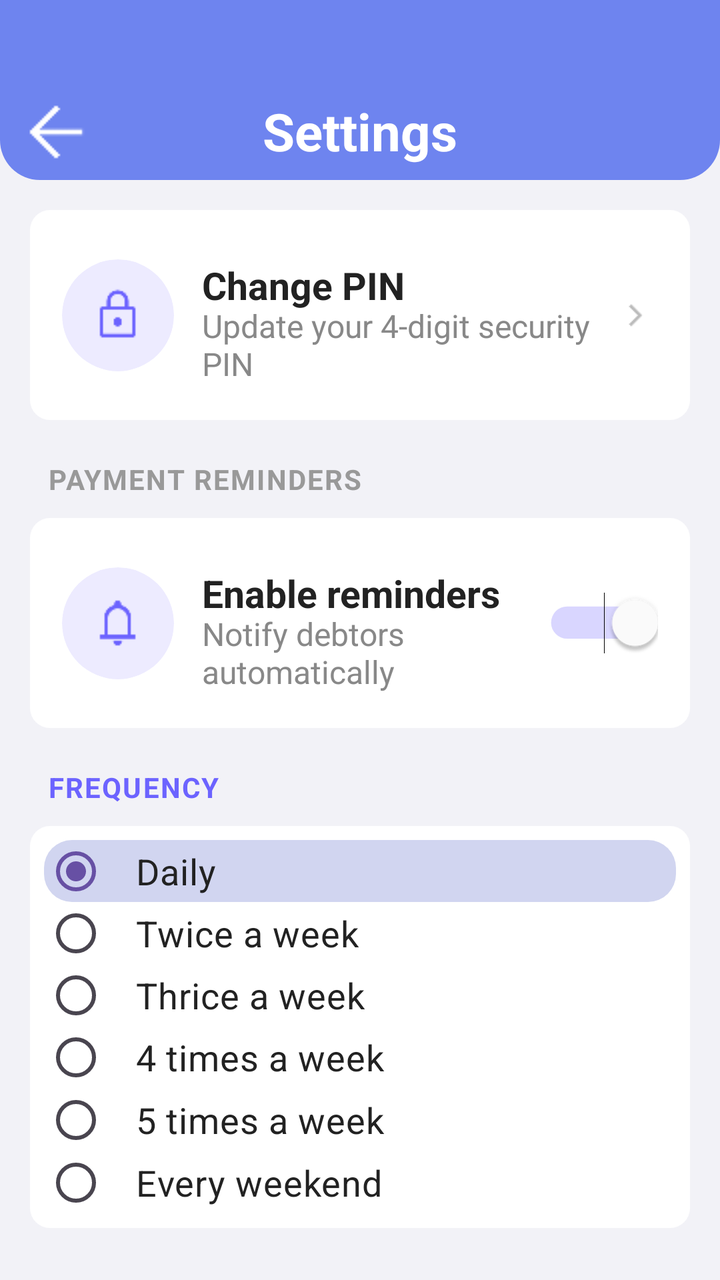
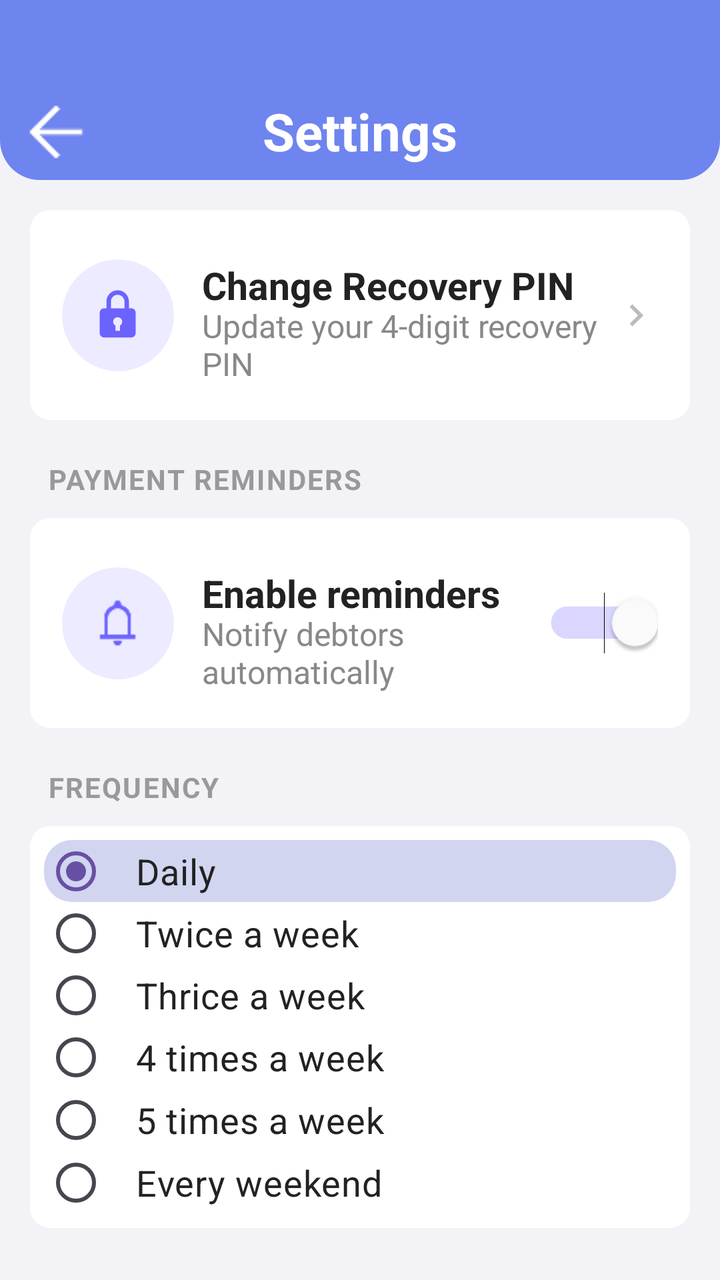

Screens rendered from an Android XML layout before and after an edit, with the pre-edit source and the edit as a unified diff.
<!-- AndroidManifest.xml: application theme Theme.Estor -->
<!-- res/layout/settings_main.xml -->
<?xml version="1.0" encoding="utf-8"?>
<androidx.constraintlayout.widget.ConstraintLayout
    xmlns:android="http://schemas.android.com/apk/res/android"
    xmlns:app="http://schemas.android.com/apk/res-auto"
    android:layout_width="match_parent"
    android:layout_height="match_parent"
    android:background="#F2F2F7">


    
    
    

    <androidx.constraintlayout.widget.ConstraintLayout
        android:id="@+id/header"
        android:layout_width="0dp"
        android:layout_height="90dp"
        android:background="@drawable/bg_header"
        app:layout_constraintTop_toTopOf="parent"
        app:layout_constraintStart_toStartOf="parent"
        app:layout_constraintEnd_toEndOf="parent">



    


        

        <ImageButton
            android:id="@+id/btnBack"
            android:layout_width="48dp"
            android:layout_height="48dp"
            android:layout_marginStart="4dp"
            android:background="@android:color/transparent"
            android:contentDescription="Back"
            android:padding="9dp"
            android:src="@drawable/ic_arrow_back"
            app:layout_constraintBottom_toBottomOf="parent"
            app:layout_constraintStart_toStartOf="parent"
            app:layout_constraintTop_toTopOf="parent"
            app:layout_constraintVertical_bias="1.0" />

        <TextView
            android:id="@+id/txtTitle"
            android:layout_width="wrap_content"
            android:layout_height="wrap_content"
            android:text="Settings"
            android:textColor="#FFFFFF"
            android:textSize="26sp"
            android:textStyle="bold"
            android:gravity="center"
            app:layout_constraintStart_toStartOf="parent"
            app:layout_constraintEnd_toEndOf="parent"
            app:layout_constraintTop_toTopOf="parent"
            app:layout_constraintBottom_toBottomOf="parent"
            app:layout_constraintVertical_bias="0.872" />

    </androidx.constraintlayout.widget.ConstraintLayout>



    
    
    

    <androidx.core.widget.NestedScrollView
        android:id="@+id/scrollContent"
        android:layout_width="0dp"
        android:layout_height="0dp"
        android:fillViewport="true"
        android:clipToPadding="false"
        android:overScrollMode="ifContentScrolls"
        app:layout_constraintTop_toBottomOf="@id/header"
        app:layout_constraintBottom_toBottomOf="parent"
        app:layout_constraintStart_toStartOf="parent"
        app:layout_constraintEnd_toEndOf="parent">


        

        <LinearLayout
            android:layout_width="match_parent"
            android:layout_height="match_parent"
            android:orientation="vertical"
            android:paddingBottom="16dp">


            
            
            

            <androidx.constraintlayout.widget.ConstraintLayout
                android:id="@+id/cardChangePin"
                android:layout_width="match_parent"
                android:layout_height="wrap_content"
                android:minHeight="105dp"
                android:layout_marginStart="15dp"
                android:layout_marginEnd="15dp"
                android:layout_marginTop="15dp"
                android:background="@drawable/bg_input_field"
                android:backgroundTint="#FFFFFF"
                android:clickable="true"
                android:focusable="true"
                android:padding="16dp">


                

                <androidx.cardview.widget.CardView
                    android:id="@+id/iconLockBg"
                    android:layout_width="56dp"
                    android:layout_height="56dp"
                    app:cardBackgroundColor="#EDEBFF"
                    app:cardCornerRadius="28dp"
                    app:cardElevation="0dp"
                    app:layout_constraintStart_toStartOf="parent"
                    app:layout_constraintTop_toTopOf="parent"
                    app:layout_constraintBottom_toBottomOf="parent">

                    <ImageView
                        android:layout_width="27dp"
                        android:layout_height="27dp"
                        android:layout_gravity="center"
                        android:src="@drawable/ic_lock"
                        app:tint="#6C63FF" />

                </androidx.cardview.widget.CardView>


                

                <TextView
                    android:id="@+id/txtChangePinTitle"
                    android:layout_width="0dp"
                    android:layout_height="wrap_content"
                    android:layout_marginStart="14dp"
                    android:layout_marginEnd="8dp"
                    android:text="Change PIN"
                    android:textColor="#222222"
                    android:textSize="19sp"
                    android:textStyle="bold"
                    android:maxLines="1"
                    android:ellipsize="end"
                    app:layout_constraintStart_toEndOf="@id/iconLockBg"
                    app:layout_constraintEnd_toStartOf="@id/imgChevron"
                    app:layout_constraintTop_toTopOf="@id/iconLockBg" />


                

                <TextView
                    android:id="@+id/txtChangePinSubtitle"
                    android:layout_width="0dp"
                    android:layout_height="wrap_content"
                    android:layout_marginStart="14dp"
                    android:layout_marginEnd="8dp"
                    android:layout_marginTop="4dp"
                    android:text="Update your 4-digit security PIN"
                    android:textColor="#888888"
                    android:textSize="16sp"
                    android:maxLines="2"
                    android:ellipsize="end"
                    app:layout_constraintStart_toEndOf="@id/iconLockBg"
                    app:layout_constraintEnd_toStartOf="@id/imgChevron"
                    app:layout_constraintTop_toBottomOf="@id/txtChangePinTitle"
                    app:layout_constraintBottom_toBottomOf="@id/iconLockBg" />


                

                <ImageView
                    android:id="@+id/imgChevron"
                    android:layout_width="22dp"
                    android:layout_height="22dp"
                    android:src="@drawable/ic_chevron_right"
                    app:tint="#BBBBBB"
                    app:layout_constraintEnd_toEndOf="parent"
                    app:layout_constraintTop_toTopOf="@id/iconLockBg"
                    app:layout_constraintBottom_toBottomOf="@id/iconLockBg" />

            </androidx.constraintlayout.widget.ConstraintLayout>



            
            
            

            <TextView
                android:id="@+id/lblPaymentReminders"
                android:layout_width="wrap_content"
                android:layout_height="wrap_content"
                android:layout_marginStart="24dp"
                android:layout_marginTop="20dp"
                android:text="PAYMENT REMINDERS"
                android:textColor="#999999"
                android:textSize="14sp"
                android:textStyle="bold"
                android:letterSpacing="0.05" />



            
            
            

            <androidx.constraintlayout.widget.ConstraintLayout
                android:id="@+id/cardReminders"
                android:layout_width="match_parent"
                android:layout_height="wrap_content"
                android:minHeight="105dp"
                android:layout_marginStart="15dp"
                android:layout_marginEnd="15dp"
                android:layout_marginTop="10dp"
                android:background="@drawable/bg_input_field"
                android:backgroundTint="#FFFFFF"
                android:padding="16dp">


                

                <androidx.cardview.widget.CardView
                    android:id="@+id/iconBellBg"
                    android:layout_width="56dp"
                    android:layout_height="56dp"
                    app:cardBackgroundColor="#EDEBFF"
                    app:cardCornerRadius="28dp"
                    app:cardElevation="0dp"
                    app:layout_constraintStart_toStartOf="parent"
                    app:layout_constraintTop_toTopOf="parent"
                    app:layout_constraintBottom_toBottomOf="parent">

                    <ImageView
                        android:layout_width="27dp"
                        android:layout_height="27dp"
                        android:layout_gravity="center"
                        android:src="@drawable/ic_bell"
                        app:tint="#6C63FF" />

                </androidx.cardview.widget.CardView>


                

                <TextView
                    android:id="@+id/txtEnableRemindersTitle"
                    android:layout_width="0dp"
                    android:layout_height="wrap_content"
                    android:layout_marginStart="14dp"
                    android:layout_marginEnd="8dp"
                    android:text="Enable reminders"
                    android:textColor="#222222"
                    android:textSize="19sp"
                    android:textStyle="bold"
                    android:maxLines="1"
                    android:ellipsize="end"
                    app:layout_constraintStart_toEndOf="@id/iconBellBg"
                    app:layout_constraintEnd_toStartOf="@id/switchReminders"
                    app:layout_constraintTop_toTopOf="@id/iconBellBg" />


                

                <TextView
                    android:id="@+id/txtEnableRemindersSubtitle"
                    android:layout_width="0dp"
                    android:layout_height="wrap_content"
                    android:layout_marginStart="14dp"
                    android:layout_marginEnd="8dp"
                    android:layout_marginTop="4dp"
                    android:text="Notify debtors automatically"
                    android:textColor="#888888"
                    android:textSize="16sp"
                    android:maxLines="2"
                    android:ellipsize="end"
                    app:layout_constraintStart_toEndOf="@id/iconBellBg"
                    app:layout_constraintEnd_toStartOf="@id/switchReminders"
                    app:layout_constraintTop_toBottomOf="@id/txtEnableRemindersTitle"
                    app:layout_constraintBottom_toBottomOf="@id/iconBellBg" />


                

                <Switch
                    android:id="@+id/switchReminders"
                    android:layout_width="wrap_content"
                    android:layout_height="wrap_content"
                    android:checked="true"
                    android:scaleX="1.15"
                    android:scaleY="1.15"
                    android:thumbTint="#FFFFFF"
                    android:trackTint="#6C63FF"
                    app:layout_constraintEnd_toEndOf="parent"
                    app:layout_constraintTop_toTopOf="@id/iconBellBg"
                    app:layout_constraintBottom_toBottomOf="@id/iconBellBg" />

            </androidx.constraintlayout.widget.ConstraintLayout>



            
            
            

            <TextView
                android:id="@+id/lblFrequency"
                android:layout_width="wrap_content"
                android:layout_height="wrap_content"
                android:layout_marginStart="24dp"
                android:layout_marginTop="20dp"
                android:text="FREQUENCY"
                android:textColor="#6C63FF"
                android:textSize="14sp"
                android:textStyle="bold"
                android:letterSpacing="0.05" />



            
            
            

            

            <androidx.constraintlayout.widget.ConstraintLayout
                android:layout_width="match_parent"
                android:layout_height="0dp"
                android:layout_weight="1"
                android:layout_marginStart="15dp"
                android:layout_marginEnd="15dp"
                android:layout_marginTop="10dp"
                android:layout_marginBottom="10dp"
                android:background="@drawable/bg_input_field"
                android:backgroundTint="#FFFFFF"
                android:padding="7dp">


                
                
                

                <RadioGroup
                    android:id="@+id/radioGroupFrequency"
                    android:layout_width="0dp"
                    android:layout_height="0dp"
                    android:orientation="vertical"
                    app:layout_constraintStart_toStartOf="parent"
                    app:layout_constraintEnd_toEndOf="parent"
                    app:layout_constraintTop_toTopOf="parent"
                    app:layout_constraintBottom_toBottomOf="parent">


                    

                    

                    <RadioButton
                        android:id="@+id/radioDaily"
                        android:layout_width="match_parent"
                        android:layout_height="0dp"
                        android:layout_weight="1"
                        android:background="@drawable/bg_frequency_item"
                        android:backgroundTint="@null"
                        android:buttonTint="@drawable/radio_button_color"
                        android:checked="true"
                        android:gravity="center_vertical"
                        android:paddingStart="14dp"
                        android:paddingEnd="14dp"
                        android:text="Daily"
                        android:textColor="#222222"
                        android:textSize="18sp" />

                    <RadioButton
                        android:id="@+id/radioTwiceWeek"
                        android:layout_width="match_parent"
                        android:layout_height="0dp"
                        android:layout_weight="1"
                        android:background="@drawable/bg_frequency_item"
                        android:buttonTint="#6E84EF"
                        android:gravity="center_vertical"
                        android:paddingStart="14dp"
                        android:paddingEnd="14dp"
                        android:text="Twice a week"
                        android:textColor="#222222"
                        android:textSize="18sp" />


                    

                    <RadioButton
                        android:id="@+id/radioThriceWeek"
                        android:layout_width="match_parent"
                        android:layout_height="0dp"
                        android:layout_weight="1"
                        android:background="@drawable/bg_frequency_item"
                        android:buttonTint="#6E84EF"
                        android:gravity="center_vertical"
                        android:paddingStart="14dp"
                        android:paddingEnd="14dp"
                        android:text="Thrice a week"
                        android:textColor="#222222"
                        android:textSize="18sp" />


                    

                    <RadioButton
                        android:id="@+id/radioFourTimesWeek"
                        android:layout_width="match_parent"
                        android:layout_height="0dp"
                        android:layout_weight="1"
                        android:background="@drawable/bg_frequency_item"
                        android:buttonTint="#6E84EF"
                        android:gravity="center_vertical"
                        android:paddingStart="14dp"
                        android:paddingEnd="14dp"
                        android:text="4 times a week"
                        android:textColor="#222222"
                        android:textSize="18sp" />


                    

                    <RadioButton
                        android:id="@+id/radioFiveTimesWeek"
                        android:layout_width="match_parent"
                        android:layout_height="0dp"
                        android:layout_weight="1"
                        android:background="@drawable/bg_frequency_item"
                        android:buttonTint="#6E84EF"
                        android:gravity="center_vertical"
                        android:paddingStart="14dp"
                        android:paddingEnd="14dp"
                        android:text="5 times a week"
                        android:textColor="#222222"
                        android:textSize="18sp" />


                    

                    <RadioButton
                        android:id="@+id/radioEveryWeekend"
                        android:layout_width="match_parent"
                        android:layout_height="0dp"
                        android:layout_weight="1"
                        android:background="@drawable/bg_frequency_item"
                        android:buttonTint="#6E84EF"
                        android:gravity="center_vertical"
                        android:paddingStart="14dp"
                        android:paddingEnd="14dp"
                        android:text="Every weekend"
                        android:textColor="#222222"
                        android:textSize="18sp" />

                </RadioGroup>

            </androidx.constraintlayout.widget.ConstraintLayout>


        </LinearLayout>

    </androidx.core.widget.NestedScrollView>

</androidx.constraintlayout.widget.ConstraintLayout>
<!-- resources referenced by this layout -->
<resources>
  <!-- drawable bg_frequency_item (drawable) -->
  <?xml version="1.0" encoding="utf-8"?>
  <selector xmlns:android="http://schemas.android.com/apk/res/android">
  
      
      <item android:state_checked="true">
          <shape android:shape="rectangle">
  
              <solid android:color="#D1D5F0" />
  
              <corners android:radius="14dp" />
  
          </shape>
      </item>
  
  
      
      <item>
          <shape android:shape="rectangle">
  
              <solid android:color="#FFFFFF" />
  
              <corners android:radius="14dp" />
  
          </shape>
      </item>
  
  </selector>
  <!-- drawable bg_header (drawable) -->
  <?xml version="1.0" encoding="utf-8"?>
  <shape xmlns:android="http://schemas.android.com/apk/res/android"
      android:shape="rectangle">
  
      
      <solid android:color="#6E84EF" />
  
      
      <corners
          android:bottomLeftRadius="20dp"
          android:bottomRightRadius="20dp" />
  
  </shape>
  <!-- drawable bg_input_field (drawable) -->
  <shape xmlns:android="http://schemas.android.com/apk/res/android">
      <solid android:color="#F2F2F2" />
      <corners android:radius="10dp" />
  </shape>
  <!-- drawable ic_arrow_back: png bitmap (drawable, 362 bytes) -->
  <!-- drawable ic_bell: png bitmap (drawable, 524 bytes) -->
  <!-- drawable ic_chevron_right: png bitmap (drawable, 377 bytes) -->
  <!-- drawable ic_lock: png bitmap (drawable, 553 bytes) -->
  <!-- drawable radio_button_color (drawable) -->
  <?xml version="1.0" encoding="utf-8"?>
  <selector xmlns:android="http://schemas.android.com/apk/res/android">
  
      
      <item
          android:state_checked="true"
          android:color="#6E84EF" />
  
      
      <item
          android:color="#BDBDBD" />
  
  </selector>
  <style name="Theme.Estor" parent="Base.Theme.Estor" />
  <style name="Base.Theme.Estor" parent="Theme.Material3.DayNight.NoActionBar">
          
          
      </style>
</resources>

<!-- the commit's change to res/layout/settings_main.xml (unified diff, before → after) -->
@@ -136,7 +136,7 @@
                     android:layout_height="wrap_content"
                     android:layout_marginStart="14dp"
                     android:layout_marginEnd="8dp"
-                    android:text="Change PIN"
+                    android:text="Change Recovery PIN"
                     android:textColor="#222222"
                     android:textSize="19sp"
                     android:textStyle="bold"
@@ -156,7 +156,7 @@
                     android:layout_marginStart="14dp"
                     android:layout_marginEnd="8dp"
                     android:layout_marginTop="4dp"
-                    android:text="Update your 4-digit security PIN"
+                    android:text="Update your 4-digit recovery PIN"
                     android:textColor="#888888"
                     android:textSize="16sp"
                     android:maxLines="2"
@@ -310,7 +310,7 @@
                 android:layout_marginStart="24dp"
                 android:layout_marginTop="20dp"
                 android:text="FREQUENCY"
-                android:textColor="#6C63FF"
+                android:textColor="#999999"
                 android:textSize="14sp"
                 android:textStyle="bold"
                 android:letterSpacing="0.05" />
@@ -362,7 +362,7 @@
                         android:layout_weight="1"
                         android:background="@drawable/bg_frequency_item"
                         android:backgroundTint="@null"
-                        android:buttonTint="@drawable/radio_button_color"
+                        android:buttonTint="@color/radio_button_color"
                         android:checked="true"
                         android:gravity="center_vertical"
                         android:paddingStart="14dp"
<!-- resource entries referenced after the edit -->
@@ -49,23 +49,33 @@
   </shape>
   <!-- drawable ic_arrow_back: png bitmap (drawable, 362 bytes) -->
   <!-- drawable ic_bell: png bitmap (drawable, 524 bytes) -->
-  <!-- drawable ic_chevron_right: png bitmap (drawable, 377 bytes) -->
-  <!-- drawable ic_lock: png bitmap (drawable, 553 bytes) -->
-  <!-- drawable radio_button_color (drawable) -->
+  <!-- drawable ic_chevron_right (drawable) -->
   <?xml version="1.0" encoding="utf-8"?>
-  <selector xmlns:android="http://schemas.android.com/apk/res/android">
-  
-      
-      <item
-          android:state_checked="true"
-          android:color="#6E84EF" />
-  
-      
-      <item
-          android:color="#BDBDBD" />
-  
-  </selector>
+  <vector xmlns:android="http://schemas.android.com/apk/res/android"
+      android:width="16dp"
+      android:height="16dp"
+      android:viewportWidth="24"
+      android:viewportHeight="24"
+      android:tint="@color/link_text">
+      <path
+          android:fillColor="@android:color/white"
+          android:pathData="M8.59,16.59L13.17,12L8.59,7.41L10,6l6,6l-6,6z" />
+  </vector>
+  <!-- drawable ic_lock (drawable) -->
+  <?xml version="1.0" encoding="utf-8"?>
+  <vector xmlns:android="http://schemas.android.com/apk/res/android"
+      android:width="48dp"
+      android:height="48dp"
+      android:viewportWidth="24"
+      android:viewportHeight="24"
+      android:tint="@color/blue_gradient_top">
+      <path
+          android:fillColor="@android:color/white"
+          android:pathData="M12,1C9.24,1 7,3.24 7,6v3H6c-1.1,0 -2,0.9 -2,2v9c0,1.1 0.9,2 2,2h12c1.1,0 2,-0.9 2,-2v-9c0,-1.1 -0.9,-2 -2,-2h-1V6c0,-2.76 -2.24,-5 -5,-5zM12,3c1.66,0 3,1.34 3,3v3H9V6c0,-1.66 1.34,-3 3,-3zM12,13c1.1,0 2,0.9 2,2c0,0.74 -0.4,1.38 -1,1.72V19h-2v-2.28c-0.6,-0.34 -1,-0.98 -1,-1.72c0,-1.1 0.9,-2 2,-2z" />
+  </vector>
   <style name="Theme.Estor" parent="Base.Theme.Estor" />
+  <color name="link_text">#3B6BFF</color>
+  <color name="blue_gradient_top">#3B6BFF</color>
   <style name="Base.Theme.Estor" parent="Theme.Material3.DayNight.NoActionBar">
           
           
